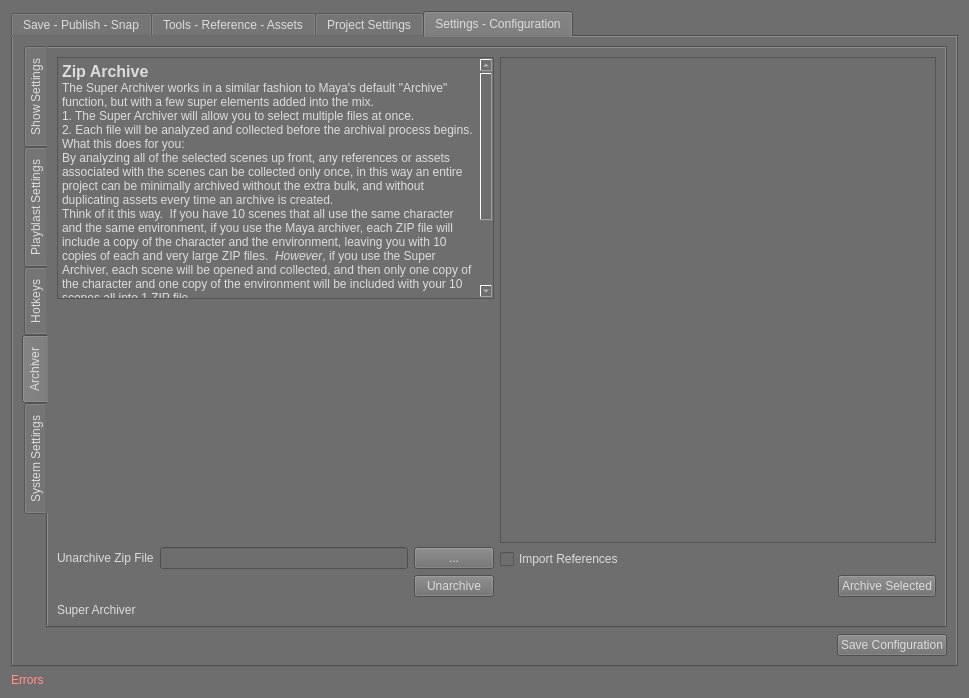
Above: ui/superSaver_UI.ui from SleepDeprivedVFX/versionUp before the change. Below: the same form after it.
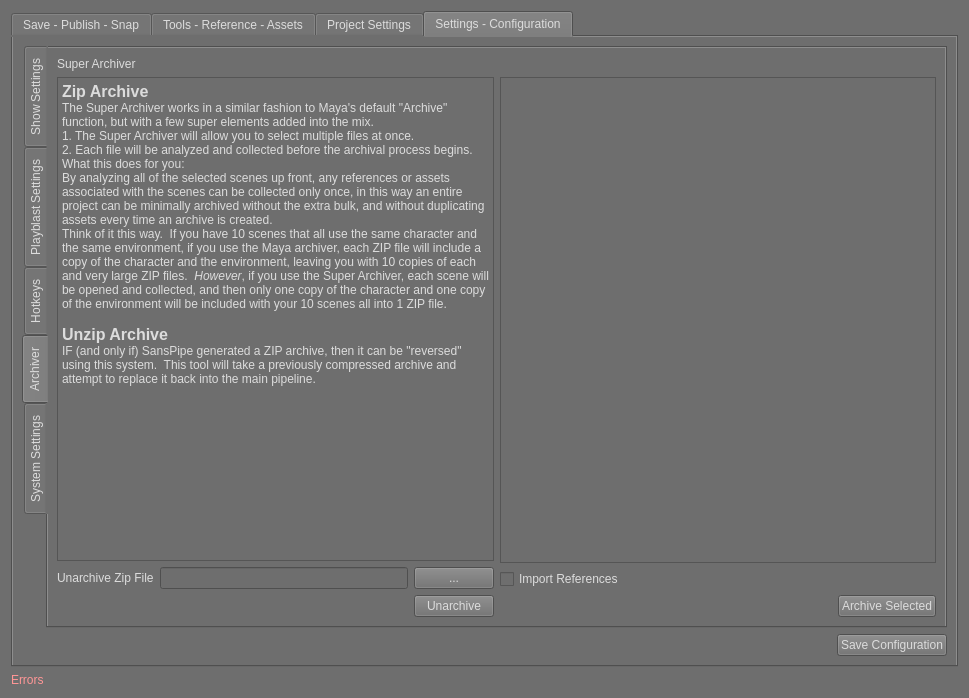
That is the form after the change. The open tabs and pages were chosen to show the change.

Commit message: v1.3.9: Fixed issues: Spacing on Hotkey editor. Window on top now functions as proper tool. More than 1 instance of SansPipe no longer allowed!  Hooray!

```diff
--- a/ui/superSaver_UI.ui
+++ b/ui/superSaver_UI.ui
@@ -3040,6 +3040,16 @@
              <string>Archiver</string>
             </attribute>
             <layout class="QVBoxLayout" name="verticalLayout_19">
+             <item>
+              <widget class="QLabel" name="archiver_label">
+               <property name="styleSheet">
+                <string notr="true">font: 700 12pt &quot;Segoe UI&quot;;</string>
+               </property>
+               <property name="text">
+                <string>Super Archiver</string>
+               </property>
+              </widget>
+             </item>
              <item>
               <layout class="QHBoxLayout" name="horizontalLayout_46">
                <item>
@@ -3070,19 +3080,6 @@
                    </property>
                   </widget>
                  </item>
-                 <item>
-                  <spacer name="verticalSpacer_7">
-                   <property name="orientation">
-                    <enum>Qt::Orientation::Vertical</enum>
-                   </property>
-                   <property name="sizeHint" stdset="0">
-                    <size>
-                     <width>20</width>
-                     <height>40</height>
-                    </size>
-                   </property>
-                  </spacer>
-                 </item>
                  <item>
                   <layout class="QHBoxLayout" name="horizontalLayout_48">
                    <item>
@@ -3185,16 +3182,6 @@
                </item>
               </layout>
              </item>
-             <item>
-              <widget class="QLabel" name="archiver_label">
-               <property name="styleSheet">
-                <string notr="true">font: 700 12pt &quot;Segoe UI&quot;;</string>
-               </property>
-               <property name="text">
-                <string>Super Archiver</string>
-               </property>
-              </widget>
-             </item>
             </layout>
            </widget>
            <widget class="QWidget" name="system_settings">
```
Left out of the diff: 10 changed lines with no effect on the pictures. The commit also changes 3 other files.
